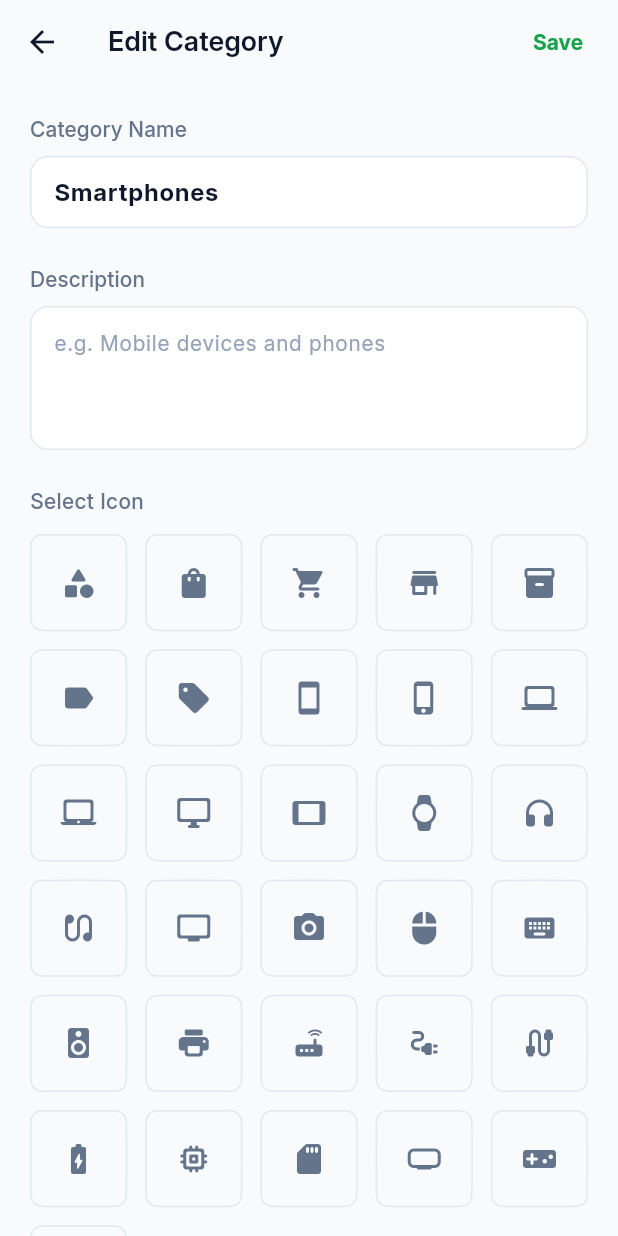
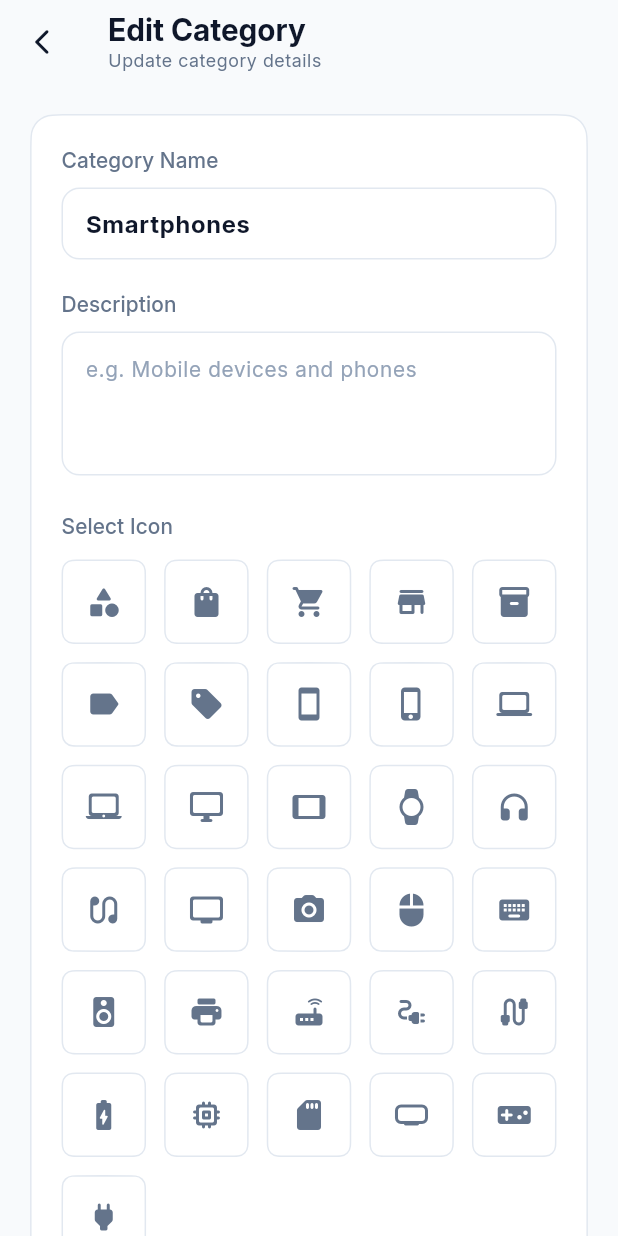
Before and after one commit to muhd-fahad/shelfo, a Flutter app: the CategoriesSettingsScreen screen opened by its route, after a tap on the "edit" icon, on a phone screen of 412 x 824 dp. Run offline on Flutter 3.47's test engine with Material 3 defaults, Android fonts, the phone set to English and light mode, and no system bars; our stand-ins replace flutter_svg, hive_ce, hive_ce_flutter; accounts and stored records are empty.

Commit message:
product category screen updated

```diff
--- a/lib/screens/settings/categories_settings_screen.dart
+++ b/lib/screens/settings/categories_settings_screen.dart
@@ -12,11 +12,35 @@ class CategoriesSettingsScreen extends StatelessWidget {
 
   @override
   Widget build(BuildContext context) {
+    final theme = Theme.of(context);
+    final isDark = theme.brightness == Brightness.dark;
     final categoryProvider = Provider.of<CategoryProvider>(context);
 
     return Scaffold(
       appBar: AppBar(
-        title: const Text("Product Categories"),
+        leading: IconButton(
+          icon: const Icon(Icons.arrow_back_ios_new_rounded, size: 20),
+          onPressed: () => Navigator.pop(context),
+        ),
+        title: Column(
+          crossAxisAlignment: CrossAxisAlignment.start,
+          children: [
+            Text(
+              "Product Categories",
+              style: theme.textTheme.titleLarge?.copyWith(
+                fontWeight: FontWeight.bold,
+                fontSize: 20,
+              ),
+            ),
+            Text(
+              "Organize your products",
+              style: theme.textTheme.bodySmall?.copyWith(
+                color: isDark ? AppColors.darkTextSecondary : AppColors.textSecondary,
+              ),
+            ),
+          ],
+        ),
+        centerTitle: false,
         actions: [
           IconButton(
             icon: const Icon(Icons.add_rounded),
@@ -27,6 +51,7 @@ class CategoriesSettingsScreen extends StatelessWidget {
               ),
             ),
           ),
+          const SizedBox(width: 8),
         ],
       ),
       body: categoryProvider.isLoading
@@ -37,31 +62,59 @@ class CategoriesSettingsScreen extends StatelessWidget {
               separatorBuilder: (context, index) => const SizedBox(height: 12),
               itemBuilder: (context, index) {
                 final category = categoryProvider.categories[index];
-                return Card(
-                  elevation: 0,
-                  shape: RoundedSuperellipseBorder(
-                    borderRadius: AppRadius.md,
-                    side: const BorderSide(color: AppColors.border),
+                return Container(
+                  decoration: ShapeDecoration(
+                    color: isDark ? AppColors.darkSurface : Colors.white,
+                    shape: RoundedSuperellipseBorder(
+                      borderRadius: AppRadius.md,
+                      side: BorderSide(
+                        color: isDark ? AppColors.darkBorder : AppColors.border,
+                        width: 1,
+                      ),
+                    ),
                   ),
                   child: ListTile(
-                    leading: CircleAvatar(
-                      backgroundColor: AppColors.primary.withOpacity(0.1),
+                    contentPadding: const EdgeInsets.symmetric(horizontal: 16, vertical: 4),
+                    leading: Container(
+                      width: 44,
+                      height: 44,
+                      decoration: BoxDecoration(
+                        color: AppColors.primary.withOpacity(0.1),
+                        borderRadius: BorderRadius.circular(12),
+                      ),
                       child: Icon(
                         category.iconCode != null
                             ? IconData(category.iconCode!, fontFamily: 'MaterialIcons')
                             : Icons.category_rounded,
                         color: AppColors.primary,
+                        size: 22,
                       ),
                     ),
-                    title: Text(category.name),
+                    title: Text(
+                      category.name,
+                      style: theme.textTheme.titleMedium?.copyWith(
+                        fontWeight: FontWeight.w600,
+                      ),
+                    ),
                     subtitle: category.description != null && category.description!.isNotEmpty
-                        ? Text(category.description!)
+                        ? Text(
+                            category.description!,
+                            maxLines: 1,
+                            overflow: TextOverflow.ellipsis,
+                            style: theme.textTheme.bodySmall?.copyWith(
+                              color: isDark ? AppColors.darkTextSecondary : AppColors.textSecondary,
+                            ),
+                          )
                         : null,
                     trailing: Row(
                       mainAxisSize: MainAxisSize.min,
                       children: [
                         IconButton(
-                          icon: const Icon(Icons.edit_outlined, size: 20),
+                          icon: Icon(
+                            Icons.edit_outlined,
+                            size: 20,
+                            color: isDark ? AppColors.darkTextSecondary : AppColors.textSecondary,
+                          ),
                           onPressed: () => Navigator.push(
                             context,
                             MaterialPageRoute(
@@ -70,7 +123,7 @@ class CategoriesSettingsScreen extends StatelessWidget {
                           ),
                         ),
                         IconButton(
-                          icon: const Icon(Icons.delete_outline_rounded, size: 20, color: Colors.red),
+                          icon: const Icon(Icons.delete_outline_rounded, size: 20, color: Colors.redAccent),
                           onPressed: () => _showDeleteConfirmation(context, category),
                         ),
                       ],
--- a/lib/screens/settings/edit_category_screen.dart
+++ b/lib/screens/settings/edit_category_screen.dart
@@ -2,10 +2,11 @@ import 'package:flutter/material.dart';
 import 'package:provider/provider.dart';
 import 'package:shelfo/models/category/category_model.dart';
 import 'package:shelfo/provider/category_provider.dart';
-import 'package:shelfo/utils/theme/theme.dart';
 import 'package:shelfo/utils/theme/theme_constants.dart';
 import 'package:shelfo/widgets/sfo_common/sfo_input_field.dart';
 import 'package:shelfo/widgets/sfo_common/sfo_snackbar.dart';
+import 'package:shelfo/widgets/sfo_common/sfo_card.dart';
+import 'package:shelfo/widgets/sfo_common/sfo_button.dart';
 
 class EditCategoryScreen extends StatelessWidget {
   final Category? category;
@@ -49,6 +50,9 @@ class EditCategoryScreen extends StatelessWidget {
 
   @override
   Widget build(BuildContext context) {
+    final theme = Theme.of(context);
+    final isDark = theme.brightness == Brightness.dark;
+
     // Initialize provider data when building the screen
     WidgetsBinding.instance.addPostFrameCallback((_) {
       Provider.of<CategoryProvider>(context, listen: false).initCategory(category);
@@ -56,48 +60,62 @@ class EditCategoryScreen extends StatelessWidget {
 
     return Scaffold(
       appBar: AppBar(
-        title: Text(category == null ? "Add Category" : "Edit Category"),
-        actions: [
-          Padding(
-            padding: const EdgeInsets.only(right: 8.0),
-            child: Consumer<CategoryProvider>(
-              builder: (context, provider, _) => TextButton(
-                onPressed: () => _save(context, provider),
-                child: const Text("Save", style: TextStyle(fontWeight: FontWeight.bold)),
+        leading: IconButton(
+          icon: const Icon(Icons.arrow_back_ios_new_rounded, size: 20),
+          onPressed: () => Navigator.pop(context),
         ),
+        title: Column(
+          crossAxisAlignment: CrossAxisAlignment.start,
+          children: [
+            Text(
+              category == null ? "Add Category" : "Edit Category",
+              style: theme.textTheme.titleLarge?.copyWith(
+                fontWeight: FontWeight.bold,
+                fontSize: 20,
+              ),
+            ),
+            Text(
+              category == null ? "Create a new product category" : "Update category details",
+              style: theme.textTheme.bodySmall?.copyWith(
+                color: isDark ? AppColors.darkTextSecondary : AppColors.textSecondary,
               ),
             ),
           ],
+        ),
+        centerTitle: false,
       ),
       body: Consumer<CategoryProvider>(
         builder: (context, provider, _) => SingleChildScrollView(
           padding: const EdgeInsets.all(20),
           child: Column(
-            crossAxisAlignment: CrossAxisAlignment.start,
-            spacing: 24,
+            children: [
+              SFOCard(
+                padding: const EdgeInsets.all(20),
                 children: [
                   SFOInputField(
                     label: "Category Name",
                     hint: "e.g. Smartphones",
                     controller: provider.nameController,
                   ),
+                  const SizedBox(height: 20),
                   SFOInputField(
                     label: "Description",
                     hint: "e.g. Mobile devices and phones",
                     controller: provider.descController,
                     maxLines: 3,
                   ),
+                  const SizedBox(height: 24),
                   Column(
                     crossAxisAlignment: CrossAxisAlignment.start,
-                spacing: 12,
                     children: [
                       Text(
                         "Select Icon",
-                    style: SFOAppTheme.light.textTheme.labelLarge?.copyWith(
+                        style: theme.textTheme.labelLarge?.copyWith(
                           fontWeight: FontWeight.w500,
-                      color: AppColors.textSecondary,
+                          color: isDark ? AppColors.darkTextSecondary : AppColors.textSecondary,
                         ),
                       ),
+                      const SizedBox(height: 12),
                       GridView.builder(
                         shrinkWrap: true,
                         physics: const NeverScrollableScrollPhysics(),
@@ -115,24 +133,31 @@ class EditCategoryScreen extends StatelessWidget {
                             borderRadius: BorderRadius.circular(12),
                             child: Container(
                               decoration: ShapeDecoration(
-                            color: isSelected ? AppColors.primary.withOpacity(0.1) : Colors.transparent,
+                                color: isSelected ? AppColors.primary.withOpacity(0.05) : Colors.transparent,
                                 shape: RoundedSuperellipseBorder(
                                   borderRadius: AppRadius.sm,
                                   side: BorderSide(
-                                color: isSelected ? AppColors.primary : AppColors.border,
+                                    color: isSelected ? AppColors.primary : (isDark ? AppColors.darkBorder : AppColors.border),
                                     width: isSelected ? 2 : 1,
                                   ),
                                 ),
                               ),
                               child: Icon(
                                 icon,
-                            color: isSelected ? AppColors.primary : AppColors.textSecondary,
+                                color: isSelected ? AppColors.primary : (isDark ? AppColors.darkTextSecondary : AppColors.textSecondary),
                               ),
                             ),
                           );
                         },
                       ),
                     ],
+                  ),
+                ],
+              ),
+              const SizedBox(height: 32),
+              SFOButton(
+                text: category == null ? "Create Category" : "Save Changes",
+                onPressed: () => _save(context, provider),
               ),
             ],
           ),
```
Lines whose indentation alone changed are shown as unchanged.
